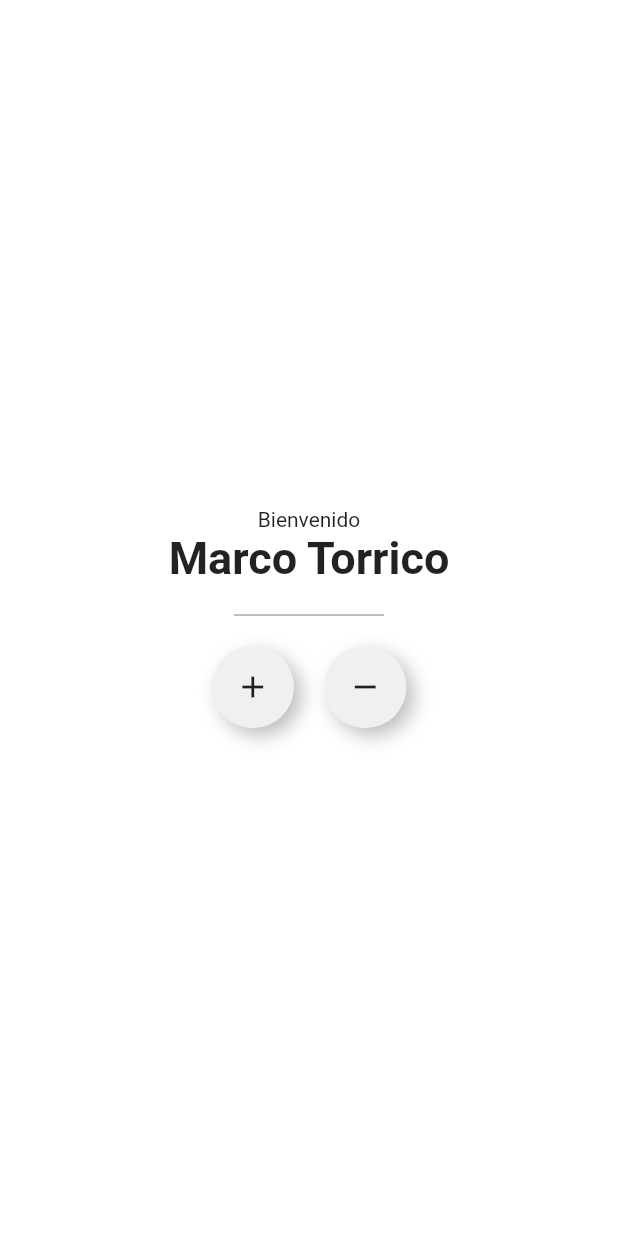
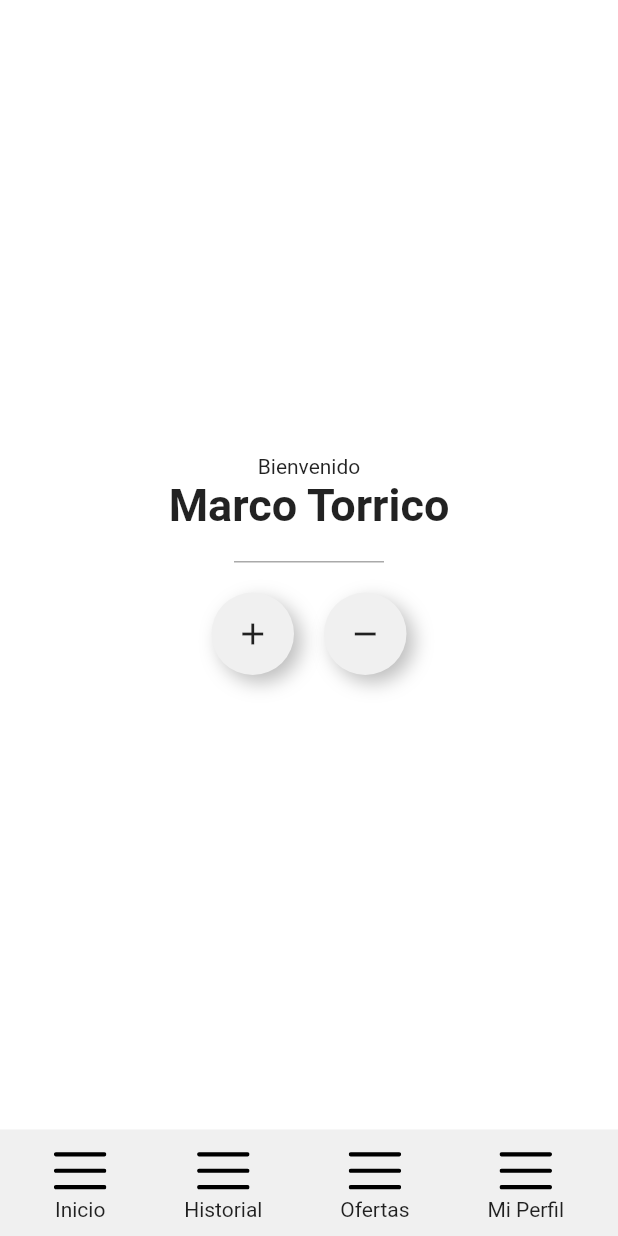
Before and after one commit to mastercba/flutterUI, a Flutter app: the screen it shows after launch, on a phone screen of 412 x 824 dp. Run offline on Flutter 3.47's test engine with Material 2 defaults, Android fonts, the phone set to English and light mode, and no system bars; our stand-ins replace flutter_svg.

Commit message:
12. Bottom Menu Part 1

```diff
--- a/lib/pages/home_page.dart
+++ b/lib/pages/home_page.dart
@@ -1,4 +1,5 @@
 import 'package:flutter/material.dart';
+import 'package:flutter_ui/widgets/bottom_menu.dart';
 import '../widgets/circle_container.dart';
 import 'package:flutter/cupertino.dart';
 import 'package:flutter_svg/flutter_svg.dart';
@@ -8,6 +9,22 @@ class HomePage extends StatelessWidget {
   Widget build(BuildContext context) {
     return Scaffold(
       backgroundColor: Colors.white,
+      // bottomNavigationBar: BottomNavigationBar(
+      //   items: [
+      //     BottomNavigationBarItem(icon: Icon(Icons.home), title: Text("Home")),
+      //     BottomNavigationBarItem(icon: Icon(Icons.list), title: Text("List")),
+      //     BottomNavigationBarItem(
+      //         icon: Icon(Icons.home), title: Text("Profile"))
+      //   ],
+      // ),
+      bottomNavigationBar: BottomMenu(
+        items: [
+          BottomMenuItem(iconPath: 'assets/icons/menu.svg', label: 'Inicio'),
+          BottomMenuItem(iconPath: 'assets/icons/menu.svg', label: 'Historial'),
+          BottomMenuItem(iconPath: 'assets/icons/menu.svg', label: 'Ofertas'),
+          BottomMenuItem(iconPath: 'assets/icons/menu.svg', label: 'Mi Perfil'),
+        ],
+      ),
       body: SafeArea(
         top: true,
         bottom: true,
--- /dev/null
+++ b/lib/widgets/bottom_menu.dart
@@ -0,0 +1,43 @@
+import 'package:flutter/cupertino.dart';
+import 'package:flutter_svg/svg.dart';
+
+class BottomMenuItem {
+  final String iconPath, label;
+
+  BottomMenuItem({@required this.iconPath, @required this.label});
+}
+
+class BottomMenu extends StatelessWidget {
+  final List<BottomMenuItem> items;
+
+  BottomMenu({@required this.items})
+      : assert(items != null && items.length > 0);
+
+  @override
+  Widget build(BuildContext context) {
+    return Container(
+      //height: 50,
+      color: Color(0xfff0f0f0),
+      padding: EdgeInsets.all(10),
+      child: SafeArea(
+        child: Row(
+          mainAxisAlignment: MainAxisAlignment.spaceAround,
+          children: List.generate(items.length, (index) {
+            final BottomMenuItem item = items[index];
+
+            return Column(
+              mainAxisSize: MainAxisSize.min,
+              children: <Widget>[
+                SvgPicture.asset(
+                  item.iconPath,
+                  width: 35,
+                ),
+                Text(item.label)
+              ],
+            );
+          }),
+        ),
+      ),
+    );
+  }
+}
```
